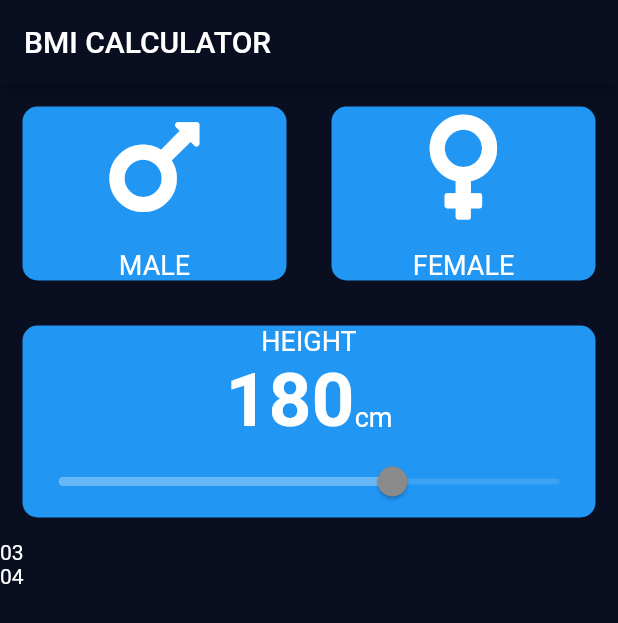
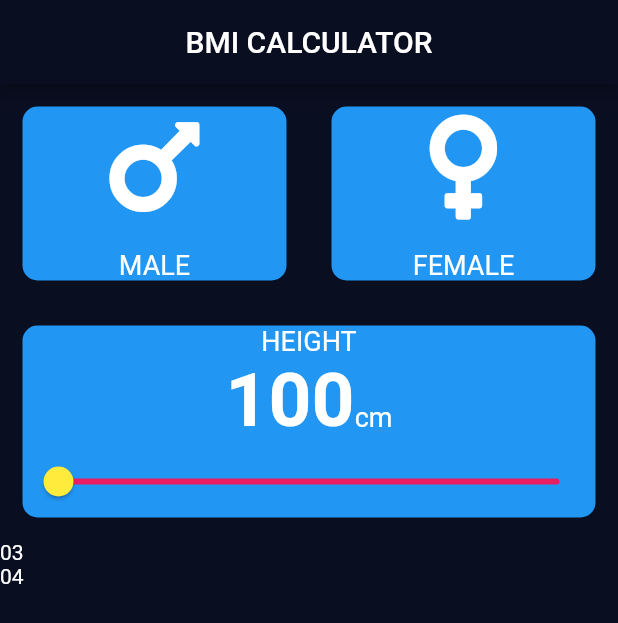
Before and after one commit to seidlmatus/it-academy-flutter, a Flutter app: the screen it shows after launch, on a phone screen of 412 x 824 dp. Shown: the top 623 px of the screen. Run offline on Flutter 3.47's test engine with Material 2 defaults, Android fonts, the phone set to English and light mode, and no system bars; our stand-ins replace font_awesome_flutter.

Commit message:
refaktoring na statefullwidget + rozhybanie slideru

```diff
--- a/lib/main.dart
+++ b/lib/main.dart
@@ -8,7 +8,16 @@ void main() {
   runApp(BMICalculator());
 }
 
-class BMICalculator extends StatelessWidget {
+class BMICalculator extends StatefulWidget {
+  @override
+  State<StatefulWidget> createState() {
+    return _BMICalculator();
+  }
+}
+
+class _BMICalculator extends State<StatefulWidget> {
+  int height = 100;
+
   @override
   Widget build(BuildContext context) {
     return MaterialApp(
@@ -18,7 +27,7 @@ class BMICalculator extends StatelessWidget {
       ),
       home: Scaffold(
         appBar: AppBar(
-          title: Text('BMI Calculator'.toUpperCase()),
+          title: Center(child: Text('BMI Calculator'.toUpperCase())),
         ),
         body: Column(
           crossAxisAlignment: CrossAxisAlignment.stretch,
@@ -59,7 +68,7 @@ class BMICalculator extends StatelessWidget {
                   textBaseline: TextBaseline.alphabetic,
                   children: [
                     Text(
-                      '180',
+                      height.toString(),
                       style: TextStyle(
                         fontSize: 50,
                         fontWeight: FontWeight.bold,
@@ -76,17 +85,17 @@ class BMICalculator extends StatelessWidget {
                 ),
                 SliderTheme(
                   data: SliderTheme.of(context).copyWith(
-                    activeTrackColor: Colors.red,
-                    thumbColor: Colors.yellow,
-                    thumbShape: RoundSliderThumbShape(),
-                    overlayShape: RoundSliderOverlayShape()
-                  ),
+                      activeTrackColor: Colors.red,
+                      thumbColor: Colors.yellow,
+                      thumbShape: RoundSliderThumbShape(),
+                      overlayShape: RoundSliderOverlayShape()),
                   child: Slider(
-                    value: 180,
+                    value: height.toDouble(),
                     min: 100,
                     max: 220,
                     inactiveColor: Colors.pink,
-                    onChanged: null,
+                    onChanged: (value) =>
+                        setState(() => height = value.round()),
                   ),
                 ),
               ],
```
